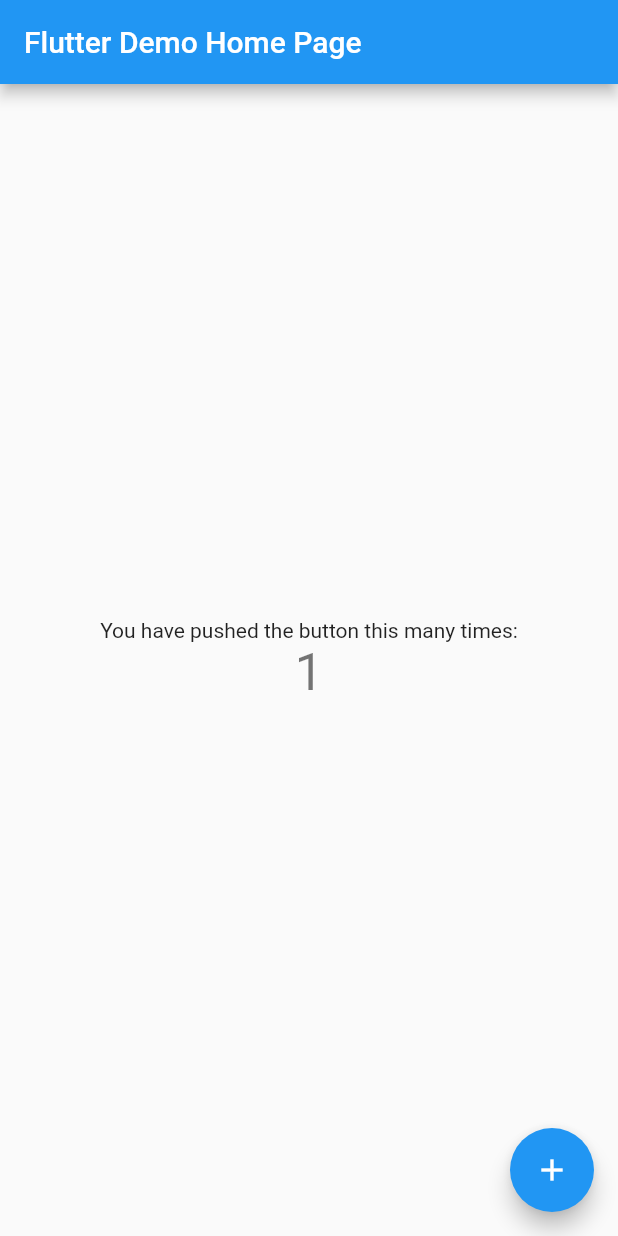
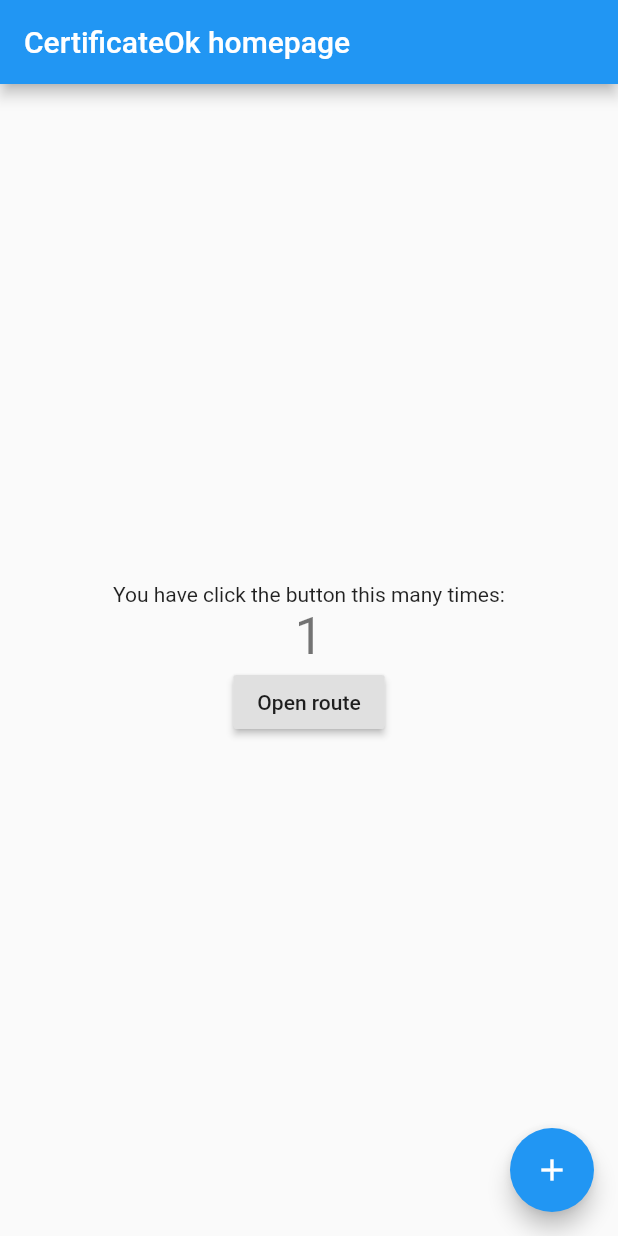
Before and after one commit to Hunging/certificateok-mobile, a Flutter app: the MyHomePage screen opened directly, after a tap on the "add" icon, on a phone screen of 412 x 824 dp. Run offline on Flutter 3.47's test engine with Material 2 defaults, Android fonts, the phone set to English and light mode, and no system bars; missing offline and left inert: barcode_scan.

```diff
--- a/lib/main.dart
+++ b/lib/main.dart
@@ -1,5 +1,5 @@
 import 'package:flutter/material.dart';
-
+import 'package:certificateok_mobile/scan.dart';
 void main() => runApp(MyApp());
 
 class MyApp extends StatelessWidget {
@@ -9,18 +9,9 @@ class MyApp extends StatelessWidget {
     return MaterialApp(
       title: 'Flutter Demo',
       theme: ThemeData(
-        // This is the theme of your application.
-        //
-        // Try running your application with "flutter run". You'll see the
-        // application has a blue toolbar. Then, without quitting the app, try
-        // changing the primarySwatch below to Colors.green and then invoke
-        // "hot reload" (press "r" in the console where you ran "flutter run",
-        // or simply save your changes to "hot reload" in a Flutter IDE).
-        // Notice that the counter didn't reset back to zero; the application
-        // is not restarted.
         primarySwatch: Colors.blue,
       ),
-      home: MyHomePage(title: 'Flutter Demo Home Page'),
+      home: MyHomePage(title: 'CertificateOk homepage'),
     );
   }
 }
@@ -53,50 +44,37 @@ class _MyHomePageState extends State<MyHomePage> {
       // so that the display can reflect the updated values. If we changed
       // _counter without calling setState(), then the build method would not be
       // called again, and so nothing would appear to happen.
-      _counter++;
+      _counter += 1;
     });
   }
 
   @override
   Widget build(BuildContext context) {
-    // This method is rerun every time setState is called, for instance as done
-    // by the _incrementCounter method above.
-    //
-    // The Flutter framework has been optimized to make rerunning build methods
-    // fast, so that you can just rebuild anything that needs updating rather
-    // than having to individually change instances of widgets.
     return Scaffold(
       appBar: AppBar(
-        // Here we take the value from the MyHomePage object that was created by
-        // the App.build method, and use it to set our appbar title.
         title: Text(widget.title),
       ),
       body: Center(
         // Center is a layout widget. It takes a single child and positions it
         // in the middle of the parent.
         child: Column(
-          // Column is also a layout widget. It takes a list of children and
-          // arranges them vertically. By default, it sizes itself to fit its
-          // children horizontally, and tries to be as tall as its parent.
-          //
-          // Invoke "debug painting" (press "p" in the console, choose the
-          // "Toggle Debug Paint" action from the Flutter Inspector in Android
-          // Studio, or the "Toggle Debug Paint" command in Visual Studio Code)
-          // to see the wireframe for each widget.
-          //
-          // Column has various properties to control how it sizes itself and
-          // how it positions its children. Here we use mainAxisAlignment to
-          // center the children vertically; the main axis here is the vertical
-          // axis because Columns are vertical (the cross axis would be
-          // horizontal).
           mainAxisAlignment: MainAxisAlignment.center,
           children: <Widget>[
             Text(
-              'You have pushed the button this many times:',
+              'You have click the button this many times:',
             ),
             Text(
               '$_counter',
               style: Theme.of(context).textTheme.display1,
+            ),
+            RaisedButton(
+              child: Text('Open route'),
+              onPressed: () {
+                Navigator.push(
+                  context,
+                  MaterialPageRoute(builder: (context) => ScanScreen()),
+                );
+              },
             ),
           ],
         ),
--- a/pubspec.yaml
+++ b/pubspec.yaml
@@ -27,6 +27,7 @@ dependencies:
 dev_dependencies:
   flutter_test:
     sdk: flutter
+  barcode_scan: 1.0.0
 
 
 # For information on the generic Dart part of this file, see the
```
Also changed, not shown: lib/scan.dart (added, +83 -0 lines), pubspec.lock.
